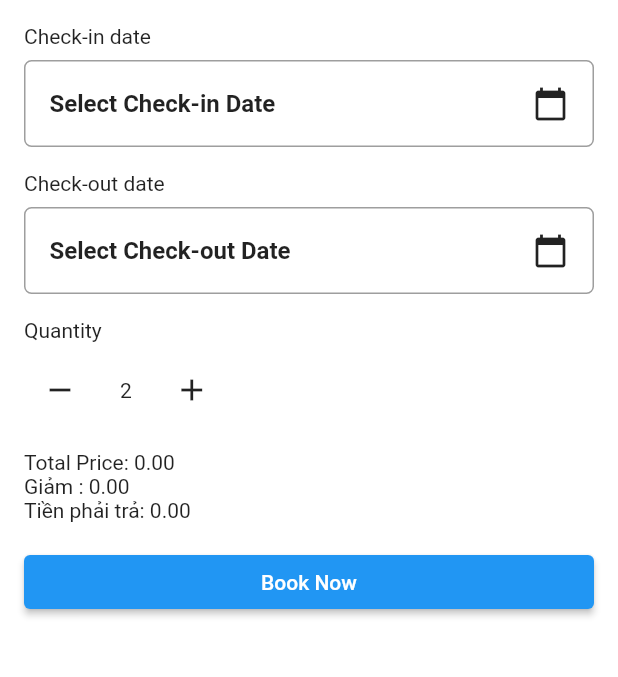
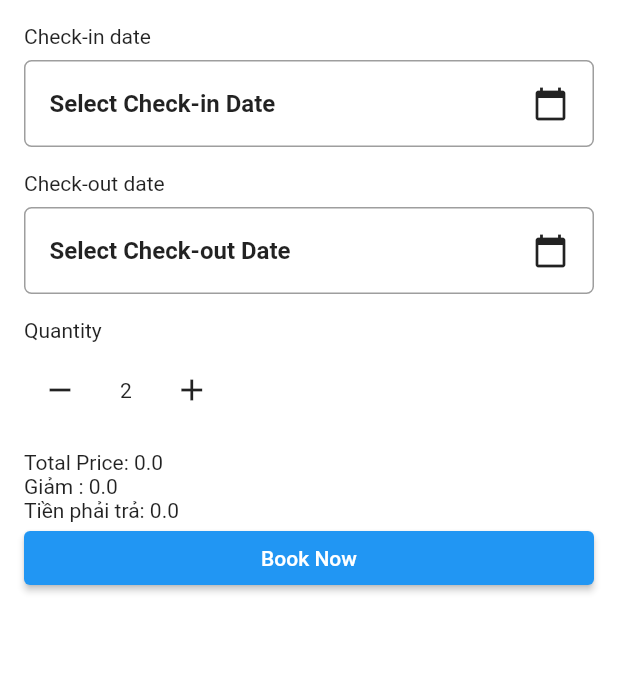
Before and after one commit to DQS1/flutterfinal, a Flutter app: the BookHotelForm screen opened directly with empty values, after a tap on the "add" icon, on a phone screen of 412 x 824 dp, the part 66-743 px from its top. Run offline on Flutter 3.47's test engine with Material 2 defaults, Android fonts, the phone set to English and light mode, and no system bars; our stand-ins replace cached_network_image, flutter_map, flutter_rating_bar, flutter_svg, fluttertoast, font_awesome_flutter and 5 more; missing offline and left inert: flutter_bcrypt; accounts and stored records are empty.

Commit message:
Sửa tính tiền

```diff
--- a/lib/screens/booking/showmodal_booking.dart
+++ b/lib/screens/booking/showmodal_booking.dart
@@ -37,23 +37,25 @@ class _BookHotelFormState extends State<BookHotelForm> {
     if (_checkInDate != null && _checkOutDate != null) {
       final userPoint = Provider.of<UserProvider>(context, listen: false).user.customerPoints;
       final difference = _checkOutDate!.difference(_checkInDate!);
-      if(userPoint! >30)
-        {
+      // if(userPoint! >30)
+      //   {
           _totalPrice = difference.inDays * widget.pricePerNight * _quantity;
           _final =(( difference.inDays * widget.pricePerNight * _quantity)*0.95);
           _reduce=(( difference.inDays * widget.pricePerNight * _quantity)*0.05);
-        }
-      if(_totalPrice>0 && _totalPrice<1000000){
-        _point=1;
-      }
-      if(_totalPrice>1000000 && _totalPrice<5000000)
-        {
-          _point=5;
-        }
-      if( _totalPrice>5000000)
-        {
-          _point=10;
-        }
+        // }
+      // if(_totalPrice>0 && _totalPrice<1000000){
+      //   _point=1;
+      // }
+      // print(_quantity);
+
+      // if(_totalPrice>1000000 && _totalPrice<5000000)
+      //   {
+      //     _point=5;
+      //   }
+      // if( _totalPrice>5000000)
+      //   {
+      //     _point=10;
+      //   }
     }
   }
 
@@ -194,11 +196,10 @@ class _BookHotelFormState extends State<BookHotelForm> {
                 ],
               ),
               SizedBox(height: 16.0),
-              Text('Total Price: ${_totalPrice.toStringAsFixed(2)}'),
+              Text('Total Price: ${_totalPrice}'),
 
-              Text('Giảm : ${_reduce.toStringAsFixed(2)}'),
-              Text('Tiền phải trả: ${_final.toStringAsFixed(2)}'),
-              SizedBox(height: 16.0),
+              Text('Giảm : ${_reduce}'),
+              Text('Tiền phải trả: ${_final}'),
               ElevatedButton(
                 onPressed: () async {
                   // TODO: Handle booking logic
```
Also changed, not shown: lib/screens/home/components/bottom_bar/account_detail/account_detail.dart (+4 -38 lines).
